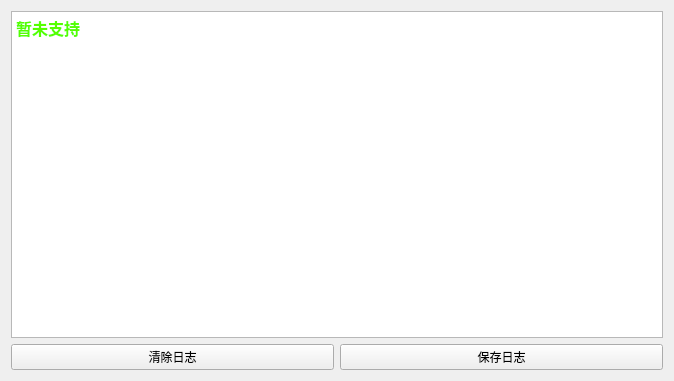
This is Tools/1.3_TestTool/logform.ui in ZhengPengqiao/QtStudy as Qt 5 draws it before an edit. The edited form follows.
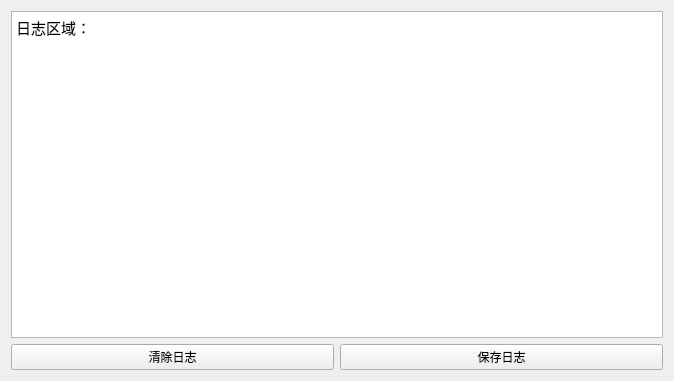
This is the edited form.

What changed in the file:
```diff
--- a/Tools/1.3_TestTool/logform.ui
+++ b/Tools/1.3_TestTool/logform.ui
@@ -25,8 +25,8 @@
         <string>&lt;!DOCTYPE HTML PUBLIC &quot;-//W3C//DTD HTML 4.0//EN&quot; &quot;http://www.w3.org/TR/REC-html40/strict.dtd&quot;&gt;
 &lt;html&gt;&lt;head&gt;&lt;meta name=&quot;qrichtext&quot; content=&quot;1&quot; /&gt;&lt;style type=&quot;text/css&quot;&gt;
 p, li { white-space: pre-wrap; }
-&lt;/style&gt;&lt;/head&gt;&lt;body style=&quot; font-family:'SimSun'; font-size:9pt; font-weight:400; font-style:normal;&quot;&gt;
-&lt;p style=&quot; margin-top:12px; margin-bottom:12px; margin-left:0px; margin-right:0px; -qt-block-indent:0; text-indent:0px;&quot;&gt;&lt;span style=&quot; font-size:12pt; font-weight:600; color:#55ff00;&quot;&gt;暂未支持&lt;/span&gt;&lt;/p&gt;&lt;/body&gt;&lt;/html&gt;</string>
+&lt;/style&gt;&lt;/head&gt;&lt;body style=&quot; font-family:'Ubuntu'; font-size:11pt; font-weight:400; font-style:normal;&quot;&gt;
+&lt;p style=&quot; margin-top:12px; margin-bottom:12px; margin-left:0px; margin-right:0px; -qt-block-indent:0; text-indent:0px;&quot;&gt;日志区域：&lt;/p&gt;&lt;/body&gt;&lt;/html&gt;</string>
        </property>
       </widget>
      </item>
```
